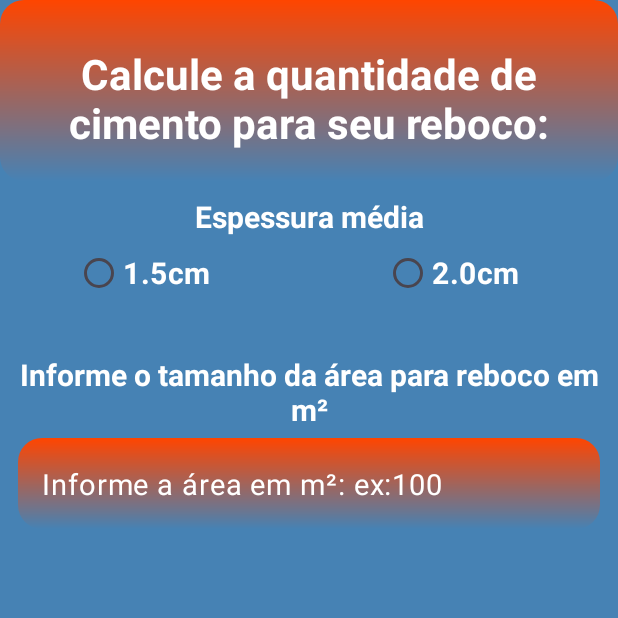
After one commit to Wpompeo/Severino-sWork, an Android app: the Plastering screen opened directly, with no data from a screen before it, on a phone screen of 412 x 824 dp, the top half of it. The commit adds this screen. Run offline under Robolectric (Android 15) with nearby library versions, the phone set to English and light mode, and no system bars.

Commit message:
commit development "development of layouts, file Plastering  "

```diff
--- a/app/src/main/AndroidManifest.xml
+++ b/app/src/main/AndroidManifest.xml
@@ -12,6 +12,9 @@
         android:supportsRtl="true"
         android:theme="@style/Theme.SeverinosWork"
         tools:targetApi="31">
+        <activity
+            android:name=".Plastering"
+            android:exported="false" />
         <activity
             android:name=".Conversion"
             android:exported="false" />
--- a/app/src/main/java/com/example/severinoswork/CalculateInk.kt
+++ b/app/src/main/java/com/example/severinoswork/CalculateInk.kt
@@ -19,7 +19,7 @@ class CalculateInk : AppCompatActivity() {
         binding = ActivityCalculateInkBinding.inflate(layoutInflater)
         setContentView(binding.root)
 
-        var inkSize: Int = 0
+        var inkSize = 0
 
         binding.rbInk09.setOnCheckedChangeListener { _, isChecked ->
             if (isChecked) {
--- /dev/null
+++ b/app/src/main/java/com/example/severinoswork/Plastering.kt
@@ -0,0 +1,20 @@
+package com.example.severinoswork
+
+import android.os.Bundle
+import androidx.activity.enableEdgeToEdge
+import androidx.appcompat.app.AppCompatActivity
+import androidx.core.view.ViewCompat
+import androidx.core.view.WindowInsetsCompat
+
+class Plastering : AppCompatActivity() {
+    override fun onCreate(savedInstanceState: Bundle?) {
+        super.onCreate(savedInstanceState)
+        enableEdgeToEdge()
+        setContentView(R.layout.activity_plastering)
+        ViewCompat.setOnApplyWindowInsetsListener(findViewById(R.id.main)) { v, insets ->
+            val systemBars = insets.getInsets(WindowInsetsCompat.Type.systemBars())
+            v.setPadding(systemBars.left, systemBars.top, systemBars.right, systemBars.bottom)
+            insets
+        }
+    }
+}
--- /dev/null
+++ b/app/src/main/res/layout/activity_plastering.xml
@@ -0,0 +1,128 @@
+<?xml version="1.0" encoding="utf-8"?>
+<androidx.constraintlayout.widget.ConstraintLayout xmlns:android="http://schemas.android.com/apk/res/android"
+    xmlns:app="http://schemas.android.com/apk/res-auto"
+    xmlns:tools="http://schemas.android.com/tools"
+    android:id="@+id/main"
+    android:layout_width="match_parent"
+    android:layout_height="match_parent"
+    tools:context=".Plastering"
+    android:background="@color/Secondary">
+
+    <LinearLayout
+        android:id="@+id/linearLayout"
+        android:layout_width="match_parent"
+        android:layout_height="wrap_content"
+        android:background="@drawable/gradient_bg"
+        android:orientation="vertical"
+        app:layout_constraintStart_toEndOf="parent"
+        app:layout_constraintHorizontal_bias="0.0"
+        app:layout_constraintStart_toStartOf="parent"
+        app:layout_constraintTop_toTopOf="parent">
+
+        <TextView
+            android:id="@+id/text_title"
+            android:layout_width="match_parent"
+            android:layout_height="wrap_content"
+            android:layout_marginTop="30dp"
+            android:layout_marginBottom="20dp"
+            android:text="@string/plastering_title"
+            android:textAlignment="center"
+            android:textColor="@color/white"
+            android:textSize="28dp"
+            android:textStyle="bold"
+            app:layout_constraintBottom_toBottomOf="parent"
+            app:layout_constraintEnd_toEndOf="parent"
+            app:layout_constraintStart_toStartOf="parent"
+            app:layout_constraintTop_toTopOf="parent" />
+
+    </LinearLayout>
+
+    <androidx.constraintlayout.widget.Guideline
+        android:id="@+id/btn_guide_line_center"
+        android:layout_width="wrap_content"
+        android:layout_height="wrap_content"
+        android:orientation="vertical"
+        app:layout_constraintGuide_percent="0.5" />
+
+    <TextView
+        android:id="@+id/tv_espessura"
+        android:layout_width="match_parent"
+        android:layout_height="wrap_content"
+        android:text="@string/espessura_media"
+        android:textAlignment="center"
+        android:textColor="@color/white"
+        android:textSize="20dp"
+        android:textStyle="bold"
+        android:layout_marginTop="10dp"
+        app:layout_constraintEnd_toEndOf="parent"
+        app:layout_constraintStart_toStartOf="parent"
+        app:layout_constraintTop_toBottomOf="@+id/linearLayout" />
+
+    <RadioButton
+        android:id="@+id/rb_1_5"
+        android:layout_width="0dp"
+        android:layout_height="wrap_content"
+        android:text="1.5cm"
+        android:textColor="@color/white"
+        android:textSize="20dp"
+        android:textStyle="bold"
+        android:layout_marginStart="50dp"
+        android:layout_marginEnd="50dp"
+        app:layout_constraintEnd_toEndOf="@id/btn_guide_line_center"
+        app:layout_constraintStart_toStartOf="parent"
+        app:layout_constraintTop_toBottomOf="@+id/tv_espessura" />
+
+    <RadioButton
+        android:id="@+id/rb_2_0"
+        android:layout_width="0dp"
+        android:layout_height="wrap_content"
+        android:text="2.0cm"
+        android:textColor="@color/white"
+        android:textSize="20dp"
+        android:textStyle="bold"
+        android:layout_marginStart="50dp"
+        android:layout_marginEnd="50dp"
+        app:layout_constraintEnd_toEndOf="parent"
+        app:layout_constraintStart_toStartOf="@+id/btn_guide_line_center"
+        app:layout_constraintTop_toBottomOf="@+id/tv_espessura" />
+
+    <TextView
+        android:id="@+id/tv_area_reboco"
+        android:layout_width="match_parent"
+        android:layout_height="wrap_content"
+        android:layout_marginTop="30dp"
+        android:text="@string/text_info_reboco"
+        android:textAlignment="center"
+        android:textColor="@color/white"
+        android:textSize="20dp"
+        android:textStyle="bold"
+        app:layout_constraintEnd_toEndOf="parent"
+        app:layout_constraintHorizontal_bias="0.498"
+        app:layout_constraintStart_toStartOf="parent"
+        app:layout_constraintTop_toBottomOf="@+id/rb_1_5" />
+
+    <com.google.android.material.textfield.TextInputLayout
+        android:layout_width="0dp"
+        android:layout_height="wrap_content"
+        app:hintEnabled="false"
+        android:layout_marginTop="5dp"
+        android:layout_marginStart="12dp"
+        android:layout_marginEnd="12dp"
+        app:layout_constraintEnd_toEndOf="parent"
+        app:layout_constraintStart_toStartOf="parent"
+        app:layout_constraintTop_toBottomOf="@+id/tv_area_reboco">
+
+        <com.google.android.material.textfield.TextInputEditText
+            android:layout_width="match_parent"
+            android:layout_height="wrap_content"
+            android:background="@drawable/gradient_bg"
+            android:hint="Informe a área em m²: ex:100"
+            android:inputType="numberDecimal"
+            android:maxLength="8"
+            android:textColor="@color/white"
+            android:textColorHint="@color/white"
+            android:textSize="19sp" />
+    </com.google.android.material.textfield.TextInputLayout>
+
+
+</androidx.constraintlayout.widget.ConstraintLayout>
--- a/app/src/main/res/values/strings.xml
+++ b/app/src/main/res/values/strings.xml
@@ -6,6 +6,9 @@
     <string name="rb_four_text">Pintura</string>
     <string name="rb_five_text">Conversão</string>
     <string name="rb_six_text">Elétrica</string>
+    <string name="plastering_title">Calcule a quantidade de cimento para seu reboco:</string>
+    <string name="espessura_media">Espessura média</string>
+    <string name="text_info_reboco">Informe o tamanho da área para reboco em m²</string>
 
     <string-array name="quantityWall">
         <item>1</item>
```
Also changed, not shown: app/src/main/res/drawable/tools_icon_background.xml (+0 -64 lines).
